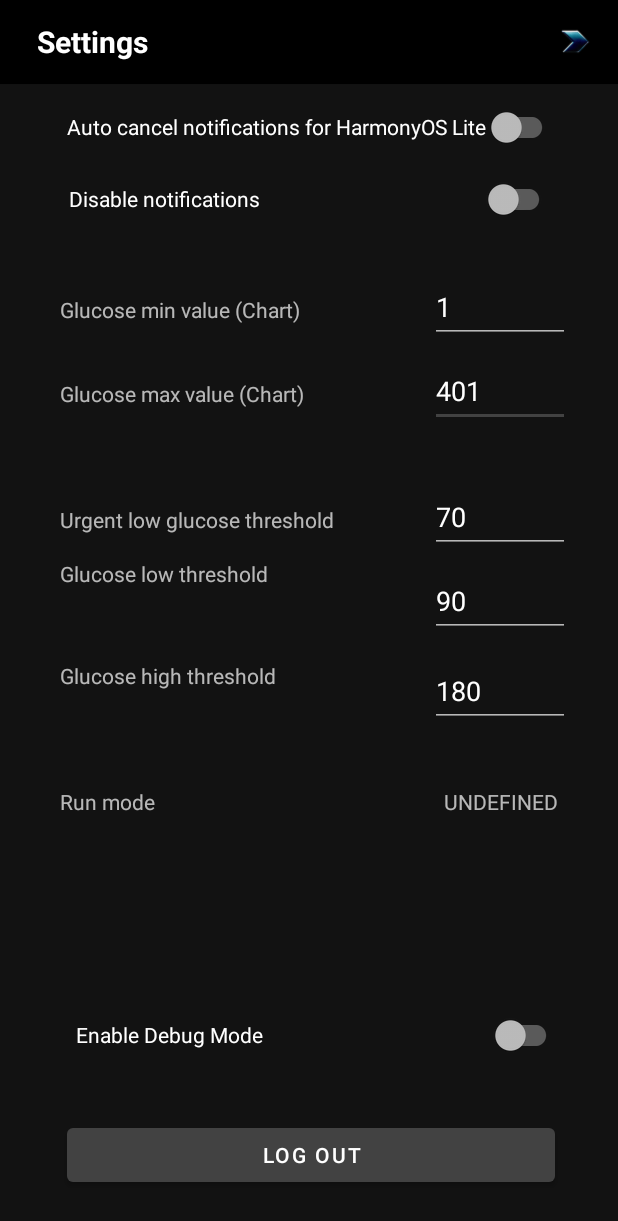
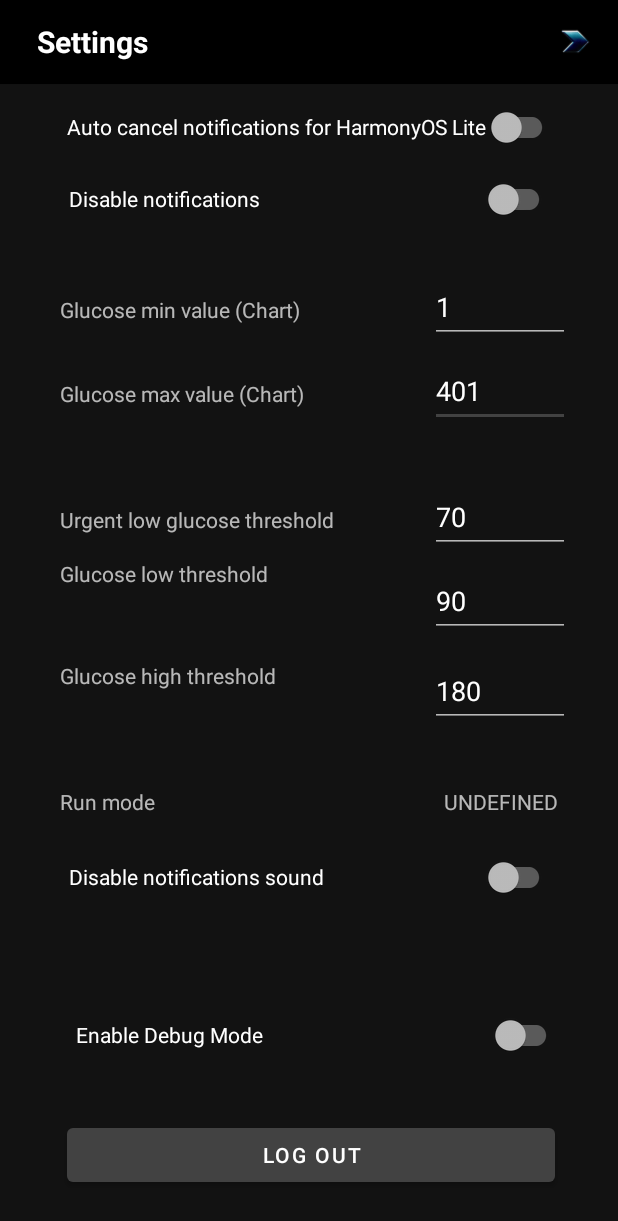
Before and after one commit to ionut-andras/community-follower-app-for-cgm, an Android app: the ApplicationSettingsActivity screen opened directly, with no data from a screen before it, on a phone screen of 412 x 824 dp. Shown: the top 1221 px of the screen. Run offline under Robolectric (Android 15) with nearby library versions, the light colour scheme and no system bars; Roboto replaces fonts that are not available here.

Commit message:
+ Add support for notifications sound disabled by user

```diff
--- a/app/src/main/java/ionut/andras/community/cgm/follower/ApplicationSettingsActivity.kt
+++ b/app/src/main/java/ionut/andras/community/cgm/follower/ApplicationSettingsActivity.kt
@@ -43,6 +43,10 @@ class ApplicationSettingsActivity : AppCompatActivityWrapper(R.menu.application_
         disableNotifications.isChecked = sharedPreferences.getBoolean(UserPreferences.disableNotifications, appConfiguration.disableNotification)
         Log.i("Settings: disableNotifications.isChecked", disableNotifications.isChecked.toString())
 
+        val disableNotificationsSound = findViewById<SwitchCompat>(R.id.disableNotificationsSound)
+        disableNotificationsSound.isChecked = sharedPreferences.getBoolean(UserPreferences.disableNotificationsSound, appConfiguration.disableNotificationsSound)
+        Log.i("Settings: disableNotificationsSound.isChecked", disableNotificationsSound.isChecked.toString())
+
         val runModeValue = sharedPreferences.getInt(UserPreferences.runMode, ApplicationRunMode.OWNER)
 
         val enableDebugMode = findViewById<SwitchCompat>(R.id.enableDebugMode)
@@ -62,6 +66,7 @@ class ApplicationSettingsActivity : AppCompatActivityWrapper(R.menu.application_
     private fun enableActivityListeners() {
         val autoCancelNotifications = findViewById<SwitchCompat>(R.id.autoCancelNotifications)
         val disableNotifications = findViewById<SwitchCompat>(R.id.disableNotifications)
+        val disableNotificationsSound = findViewById<SwitchCompat>(R.id.disableNotificationsSound)
         val enableDebugMode = findViewById<SwitchCompat>(R.id.enableDebugMode)
         // sharedPreferences = getSharedPreferences(applicationContext.getString(R.string.app_name), Context.MODE_PRIVATE)
         sharedPreferences = SharedPreferencesFactory(applicationContext).getInstance()
@@ -83,6 +88,20 @@ class ApplicationSettingsActivity : AppCompatActivityWrapper(R.menu.application_
             } else {
                 Log.i("SettingsActivityListener: UserPreferences.disableNotifications", false.toString())
                 sharedPreferences.edit().putBoolean(UserPreferences.disableNotifications, false).apply()
+
+                if (!PermissionHandler(this, applicationContext).areNotificationsEnabled()) {
+                    PermissionHandler(this, applicationContext).promptUserToEnableNotifications()
+                }
+            }
+        }
+
+        disableNotificationsSound.setOnCheckedChangeListener { _, isChecked ->
+            if (isChecked) {
+                Log.i("SettingsActivityListener: UserPreferences.disableNotificationsSound", true.toString())
+                sharedPreferences.edit().putBoolean(UserPreferences.disableNotificationsSound, true).apply()
+            } else {
+                Log.i("SettingsActivityListener: UserPreferences.disableNotificationsSound", false.toString())
+                sharedPreferences.edit().putBoolean(UserPreferences.disableNotificationsSound, false).apply()
 
                 if (!PermissionHandler(this, applicationContext).areNotificationsEnabled()) {
                     PermissionHandler(this, applicationContext).promptUserToEnableNotifications()
--- a/app/src/main/java/ionut/andras/community/cgm/follower/configuration/Configuration.kt
+++ b/app/src/main/java/ionut/andras/community/cgm/follower/configuration/Configuration.kt
@@ -34,6 +34,7 @@ class Configuration: Serializable {
     var disableNotificationSoundSeconds = 1800 // 30 mins
 
     var disableNotification = false
+    var disableNotificationsSound = false
     var enableDebugMode = false
 
     var smsWakeupTriggerString = "ST"
--- a/app/src/main/java/ionut/andras/community/cgm/follower/configuration/UserPreferences.kt
+++ b/app/src/main/java/ionut/andras/community/cgm/follower/configuration/UserPreferences.kt
@@ -9,6 +9,7 @@ object UserPreferences {
     const val dexcomSessionIdUpdated = "dexcomSessionIdUpdated"
     const val lastToastDisplayTimestamp = "lastToastDisplayTimestamp"
     const val disableNotifications = "disableNotifications"
+    const val disableNotificationsSound = "disableNotificationsSound"
     const val senderPhoneNo = "senderPhoneNo"
     const val receiverPhoneNo = "receiverPhoneNo"
     const val receiverPhoneNoList = "receiverPhoneNoList"
--- a/app/src/main/res/layout/activity_application_settings.xml
+++ b/app/src/main/res/layout/activity_application_settings.xml
@@ -207,6 +207,17 @@
         app:layout_constraintTop_toBottomOf="@+id/glucoseHighThresholdValue" />
 
     <androidx.appcompat.widget.SwitchCompat
+        android:id="@+id/disableNotificationsSound"
+        android:layout_width="324dp"
+        android:layout_height="wrap_content"
+        android:layout_marginTop="12dp"
+        android:text="@string/disableNotificationsSound"
+        app:layout_constraintEnd_toEndOf="parent"
+        app:layout_constraintHorizontal_bias="0.521"
+        app:layout_constraintStart_toStartOf="parent"
+        app:layout_constraintTop_toBottomOf="@+id/runModeValueText" />
+
+    <androidx.appcompat.widget.SwitchCompat
         android:id="@+id/enableDebugMode"
         android:layout_width="324dp"
         android:layout_height="wrap_content"
--- a/app/src/main/res/values/strings.xml
+++ b/app/src/main/res/values/strings.xml
@@ -18,6 +18,7 @@
     <string name="normalGlucoseValue">Normal glucose value</string>
     <string name="autoCancelNotifications">Auto cancel notifications for HarmonyOS Lite</string>
     <string name="disableNotifications">Disable notifications</string>
+    <string name="disableNotificationsSound">Disable notifications sound</string>
     <string name="enableDebugMode">Enable Debug Mode</string>
     <string name="buttonLoginText">Login</string>
     <string name="applicationsSettingsTitleText">Settings</string>
```
Also changed, not shown: app/src/main/AndroidManifest.xml (+9 -3 lines), app/src/main/java/ionut/andras/community/cgm/follower/services/GlucoseValuesUpdateService.kt (+11 -5 lines).
